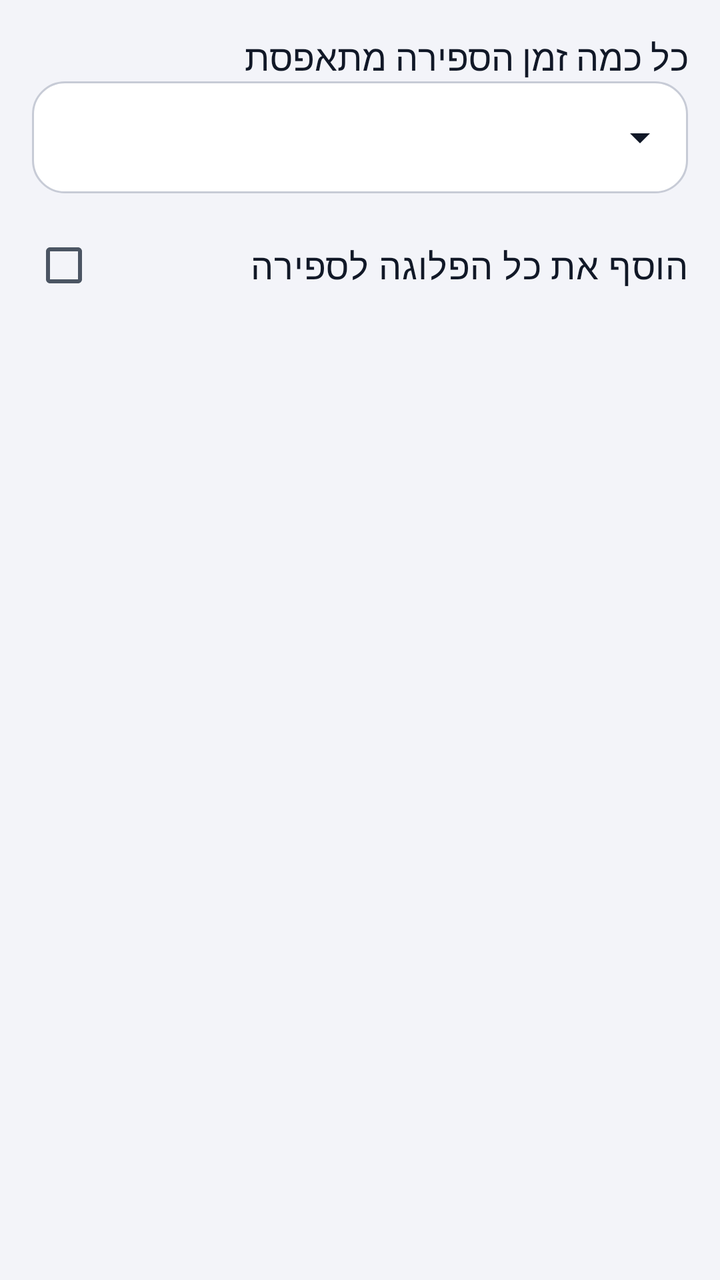
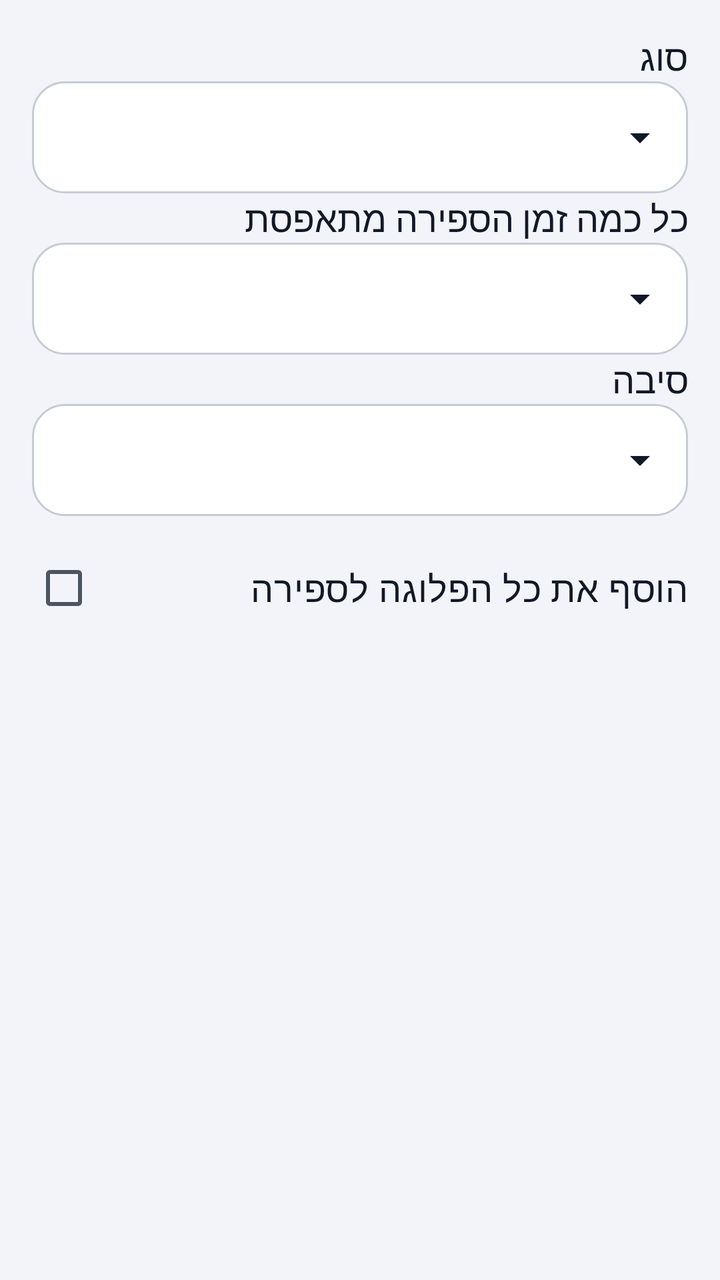

The first picture is an Android layout as it rendered before a commit; the second is the same layout after the commit. The layout source and the unified diff follow.
<!-- AndroidManifest.xml: application theme Theme.Hakshev -->
<!-- res/layout/dialog_counter.xml -->
<?xml version="1.0" encoding="utf-8"?>
<LinearLayout xmlns:android="http://schemas.android.com/apk/res/android"
    android:layout_width="match_parent"
    android:layout_height="wrap_content"
    android:orientation="vertical"
    android:padding="16dp">

    <LinearLayout
        android:id="@+id/form"
        android:layout_width="match_parent"
        android:layout_height="wrap_content"
        android:orientation="vertical" />

    <TextView
        style="@style/HkBody"
        android:layout_width="match_parent"
        android:layout_height="wrap_content"
        android:text="@string/label_period" />

    <Spinner style="@style/HkSpinner"
        android:id="@+id/spPeriod"
        android:layout_width="match_parent"
        android:layout_height="56dp" />

    <LinearLayout
        android:id="@+id/formConvert"
        android:layout_width="match_parent"
        android:layout_height="wrap_content"
        android:layout_marginTop="8dp"
        android:orientation="vertical" />

    <CheckBox
        android:id="@+id/cbAll"
        style="@style/HkBody"
        android:layout_width="match_parent"
        android:layout_height="56dp"
        android:text="@string/add_whole_company" />
</LinearLayout>
<!-- resources referenced by this layout -->
<resources>
  <string name="add_whole_company">הוסף את כל הפלוגה לספירה</string>
  <string name="label_period">כל כמה זמן הספירה מתאפסת</string>
  <style name="HkBody" parent="">
          <item name="android:textSize">18sp</item>
          <item name="android:textColor">?attr/colorOnBackground</item>
      </style>
  <style name="HkSpinner" parent="Widget.AppCompat.Spinner">
          <item name="android:background">@drawable/bg_spinner</item>
          <item name="android:paddingStart">16dp</item>
          <item name="android:paddingEnd">44dp</item>
      </style>
  <!-- drawable bg_spinner (drawable) -->
  <?xml version="1.0" encoding="utf-8"?>
  <layer-list xmlns:android="http://schemas.android.com/apk/res/android">
      <item>
          <shape android:shape="rectangle">
              <solid android:color="@color/hk_surface" />
              <stroke
                  android:width="1dp"
                  android:color="@color/hk_outline" />
              <corners android:radius="16dp" />
          </shape>
      </item>
      <item
          android:width="24dp"
          android:height="24dp"
          android:drawable="@drawable/ic_arrow_down"
          android:end="12dp"
          android:gravity="center_vertical|end" />
  </layer-list>
  <color name="hk_primary">#4F46E5</color>
  <color name="hk_on_primary">#FFFFFF</color>
  <color name="hk_container">#E0E7FF</color>
  <color name="hk_on_container">#312E81</color>
  <color name="hk_bg">#F3F4F9</color>
  <color name="hk_surface">#FFFFFF</color>
  <color name="hk_text">#111827</color>
  <color name="hk_muted">#4B5563</color>
  <color name="hk_outline">#C7CBD6</color>
  <color name="hk_alert">#DC2626</color>
  <style name="HkButton" parent="Widget.Material3.Button">
          <item name="android:minHeight">56dp</item>
          <item name="android:textSize">17sp</item>
          <item name="android:textAllCaps">false</item>
          <item name="android:fontFamily">sans-serif-medium</item>
          <item name="android:insetTop">0dp</item>
          <item name="android:insetBottom">0dp</item>
          <item name="cornerRadius">28dp</item>
      </style>
  <!-- drawable ic_arrow_down (drawable) -->
  <?xml version="1.0" encoding="utf-8"?>
  <vector xmlns:android="http://schemas.android.com/apk/res/android"
      android:width="24dp"
      android:height="24dp"
      android:viewportWidth="24"
      android:viewportHeight="24">
      <path
          android:fillColor="@color/hk_text"
          android:pathData="M7,10l5,5 5,-5z" />
  </vector>
  <!-- unchanged entries left out for length: 1 -->
</resources>

<!-- the commit's change to res/layout/dialog_counter.xml (unified diff, before → after) -->
@@ -15,10 +15,32 @@
         style="@style/HkBody"
         android:layout_width="match_parent"
         android:layout_height="wrap_content"
+        android:text="@string/label_kind" />
+
+    <Spinner style="@style/HkSpinner"
+        android:id="@+id/spKind"
+        android:layout_width="match_parent"
+        android:layout_height="56dp" />
+
+    <TextView
+        style="@style/HkBody"
+        android:layout_width="match_parent"
+        android:layout_height="wrap_content"
         android:text="@string/label_period" />
 
     <Spinner style="@style/HkSpinner"
         android:id="@+id/spPeriod"
+        android:layout_width="match_parent"
+        android:layout_height="56dp" />
+
+    <TextView
+        style="@style/HkBody"
+        android:layout_width="match_parent"
+        android:layout_height="wrap_content"
+        android:text="@string/label_reason_mode" />
+
+    <Spinner style="@style/HkSpinner"
+        android:id="@+id/spReason"
         android:layout_width="match_parent"
         android:layout_height="56dp" />
 
<!-- resource entries referenced after the edit -->
@@ -1,7 +1,9 @@
 <!-- resources referenced by this layout -->
 <resources>
   <string name="add_whole_company">הוסף את כל הפלוגה לספירה</string>
+  <string name="label_kind">סוג</string>
   <string name="label_period">כל כמה זמן הספירה מתאפסת</string>
+  <string name="label_reason_mode">סיבה</string>
   <style name="HkBody" parent="">
           <item name="android:textSize">18sp</item>
           <item name="android:textColor">?attr/colorOnBackground</item>
